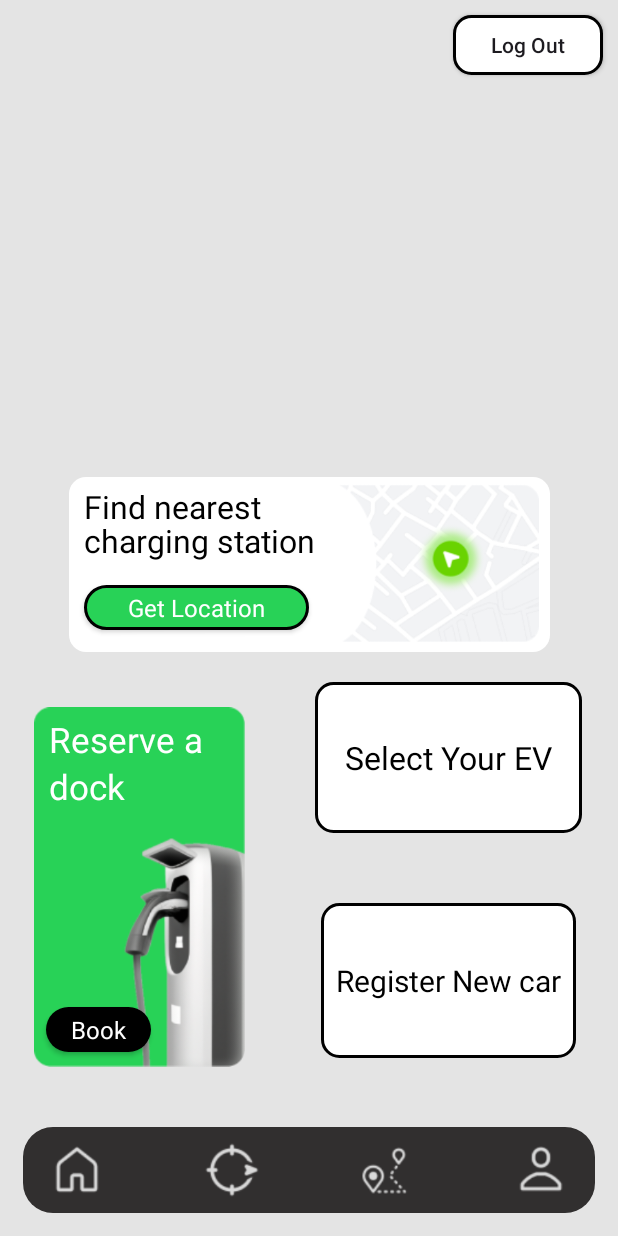
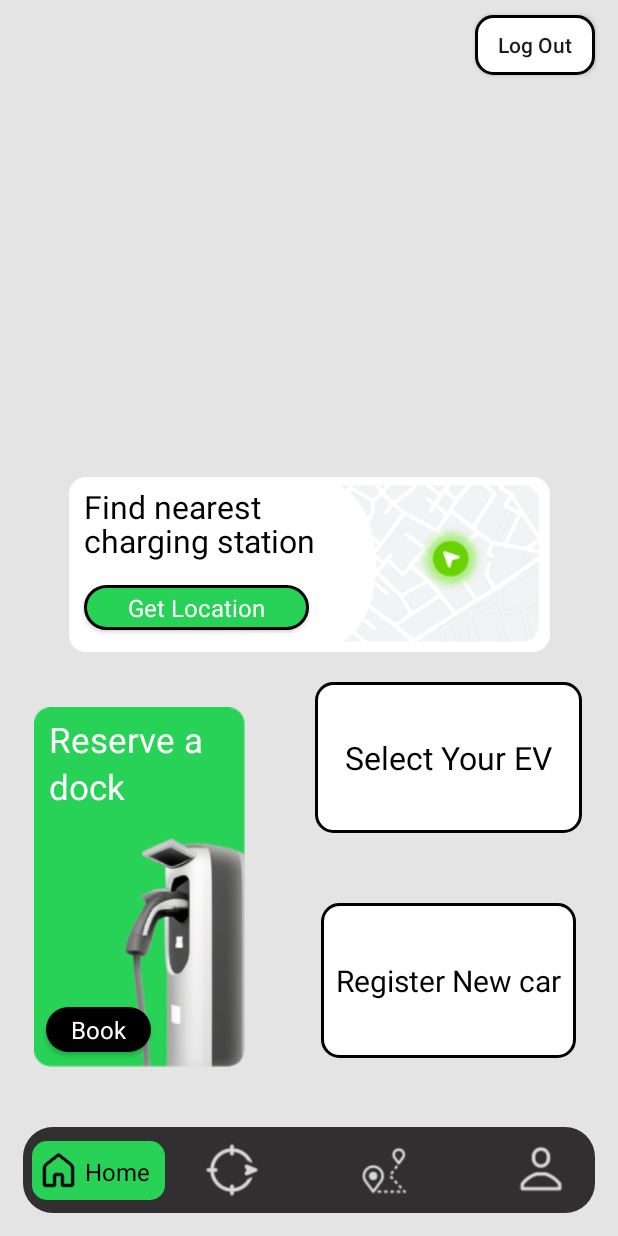
Before and after one commit to SwastikMethi/EV_Hub, an Android app: the screen it shows after launch once a user with an empty profile is signed in (Activity_HomePage), on a phone screen of 412 x 824 dp. Run offline under Robolectric (Android 15) with nearby library versions, the phone set to English and light mode, and no system bars; our stand-ins replace Firebase (no records; nobody signed in at launch, a user with empty details on screens opened directly); Roboto replaces fonts that are not available here.

Commit message:
Nav_bar slider added

```diff
--- a/app/src/main/java/com/example/ev_hub/Activity_HomePage.java
+++ b/app/src/main/java/com/example/ev_hub/Activity_HomePage.java
@@ -2,6 +2,7 @@ package com.example.ev_hub;
 
 import android.content.Intent;
 import android.os.Bundle;
+import android.text.Layout;
 import android.view.View;
 import android.widget.Button;
 import android.widget.ImageButton;
@@ -19,6 +20,7 @@ import com.google.firebase.auth.FirebaseUser;
 public class Activity_HomePage extends AppCompatActivity {
     FirebaseAuth auth;
     Button btn_logout;
+    View nearest_charging_station, reserve_dock, select_ev, register_car;
     FirebaseUser user;
 
     @Override
@@ -39,6 +41,7 @@ public class Activity_HomePage extends AppCompatActivity {
 
         auth = FirebaseAuth.getInstance();
         btn_logout = findViewById(R.id.log_out);
+        nearest_charging_station = findViewById(R.id.nearest_station_card);
         user = auth.getCurrentUser();
 
         btn_logout.setOnClickListener(new View.OnClickListener() {
@@ -50,5 +53,14 @@ public class Activity_HomePage extends AppCompatActivity {
                 startActivity(intent);
             }
         });
+
+        nearest_charging_station.setOnClickListener(view ->{
+            Intent intent = new Intent(Activity_HomePage.this, Activity_Map.class);
+            startActivity(intent);
+        });
+
+        findViewById(R.id.home_button).setVisibility(View.INVISIBLE);
+
+        findViewById(R.id.green_home_btn).setVisibility(View.VISIBLE);
     }
 }
--- a/app/src/main/java/com/example/ev_hub/Activity_LoginPage.java
+++ b/app/src/main/java/com/example/ev_hub/Activity_LoginPage.java
@@ -4,6 +4,7 @@ import android.content.Intent;
 import android.os.Bundle;
 import android.widget.ImageButton;
 import android.widget.TextView;
+import android.widget.Toast;
 
 import androidx.activity.EdgeToEdge;
 import androidx.appcompat.app.AppCompatActivity;
@@ -49,5 +50,10 @@ public class Activity_LoginPage extends AppCompatActivity {
             Intent intent = new Intent(Activity_LoginPage.this,Activity_Individual_register.class);
             startActivity(intent);
         } );
+
+        ImageButton company_user = findViewById(R.id.company_profile);
+        company_user.setOnClickListener(view ->{
+            Toast.makeText(this, "Currently in Progress", Toast.LENGTH_SHORT).show();
+        } );
     }
 }
--- a/app/src/main/java/com/example/ev_hub/Activity_Map.java
+++ b/app/src/main/java/com/example/ev_hub/Activity_Map.java
@@ -7,6 +7,7 @@ import android.location.Address;
 import android.location.Geocoder;
 import android.location.Location;
 import android.os.Bundle;
+import android.view.View;
 import android.widget.SearchView;
 import android.widget.Toast;
 
@@ -51,7 +52,10 @@ public class Activity_Map extends AppCompatActivity implements OnMapReadyCallbac
             Insets systemBars = insets.getInsets(WindowInsetsCompat.Type.systemBars());
             v.setPadding(systemBars.left, systemBars.top, systemBars.right, systemBars.bottom);
             return insets;
+
         });
+        findViewById(R.id.nav_button).setVisibility(View.INVISIBLE);
+        findViewById(R.id.green_nav_btn).setVisibility(View.VISIBLE);
 //        // searching in maps
         searchView = findViewById(R.id.search_view);
 
@@ -145,4 +149,5 @@ public class Activity_Map extends AppCompatActivity implements OnMapReadyCallbac
             }
         }
     }
+
 }
--- /dev/null
+++ b/app/src/main/res/drawable/button_05.xml
@@ -0,0 +1,9 @@
+<?xml version="1.0" encoding="utf-8"?>
+<selector xmlns:android="http://schemas.android.com/apk/res/android">
+<item>
+    <shape android:shape="rectangle">
+        <solid android:color="#28D257"/>
+        <corners android:radius="10dp"/>
+    </shape>
+</item>
+</selector>
--- a/app/src/main/res/layout/activity_home_page.xml
+++ b/app/src/main/res/layout/activity_home_page.xml
@@ -15,14 +15,15 @@
     />
   <androidx.appcompat.widget.AppCompatButton
       android:id="@+id/log_out"
-      android:layout_width="100dp"
+      android:layout_width="80dp"
       android:layout_height="40dp"
       android:text="Log Out"
       android:textAllCaps="false"
       android:background="@drawable/select_card"
       app:layout_constraintRight_toRightOf="parent"
       app:layout_constraintTop_toTopOf="parent"
-      android:layout_margin="10dp"
+      android:layout_marginRight="15dp"
+      android:layout_marginTop="10dp"
       />
 <!--  <ImageButton-->
 <!--      android:id="@+id/reserve_dock"-->
--- /dev/null
+++ b/app/src/main/res/layout/home_btn.xml
@@ -0,0 +1,41 @@
+<?xml version="1.0" encoding="utf-8"?>
+<androidx.constraintlayout.widget.ConstraintLayout xmlns:android="http://schemas.android.com/apk/res/android"
+    android:layout_width="wrap_content"
+    android:layout_height="wrap_content"
+    xmlns:app="http://schemas.android.com/apk/res-auto"
+    android:background="@drawable/button_05">
+
+    <ImageView
+        android:id="@+id/home"
+        android:layout_width="27dp"
+        android:layout_height="27dp"
+        android:src="@drawable/nav_home"
+        android:background="?attr/selectableItemBackgroundBorderless"
+        app:layout_constraintTop_toTopOf="parent"
+        app:layout_constraintBottom_toBottomOf="parent"
+        app:layout_constraintLeft_toLeftOf="parent"
+        android:layout_marginLeft="4dp"
+        android:layout_marginTop="6dp"
+        android:layout_marginBottom="6dp"
+
+        />
+
+    <TextView
+        android:id="@+id/home_text"
+        android:layout_width="wrap_content"
+        android:layout_height="wrap_content"
+        android:text="Home"
+        android:textColor="@color/black"
+        app:layout_constraintBottom_toBottomOf="parent"
+        app:layout_constraintTop_toTopOf="parent"
+        app:layout_constraintLeft_toRightOf="@id/home"
+        app:layout_constraintRight_toRightOf="parent"
+        android:textSize="16dp"
+        android:layout_marginRight="10dp"
+        android:layout_marginTop="6dp"
+        android:layout_marginBottom="5dp"
+        android:layout_marginLeft="4dp"
+        />
+
+
+</androidx.constraintlayout.widget.ConstraintLayout>
--- a/app/src/main/res/layout/nav_bar.xml
+++ b/app/src/main/res/layout/nav_bar.xml
@@ -11,6 +11,51 @@
     android:layout_marginBottom="15dp"
     android:layout_marginRight="15dp"
     android:layout_marginLeft="15dp">
+
+    <include
+        android:layout_width="wrap_content"
+        android:layout_height="wrap_content"
+        android:id="@+id/green_home_btn"
+        layout="@layout/home_btn"
+        app:layout_constraintTop_toTopOf="parent"
+        app:layout_constraintBottom_toBottomOf="parent"
+        app:layout_constraintLeft_toLeftOf="parent"
+        android:layout_marginLeft="4dp"
+        android:visibility="invisible"
+        />
+    <include
+        android:layout_width="wrap_content"
+        android:layout_height="wrap_content"
+        android:id="@+id/green_nav_btn"
+        layout="@layout/navigation_btn"
+        app:layout_constraintTop_toTopOf="parent"
+        app:layout_constraintBottom_toBottomOf="parent"
+        app:layout_constraintLeft_toRightOf="@id/green_home_btn"
+        app:layout_constraintRight_toLeftOf="@id/green_route_btn"
+        android:visibility="invisible"
+        />
+    <include
+        android:layout_width="wrap_content"
+        android:layout_height="wrap_content"
+        android:id="@+id/green_route_btn"
+        layout="@layout/route_btn"
+        app:layout_constraintTop_toTopOf="parent"
+        app:layout_constraintBottom_toBottomOf="parent"
+        app:layout_constraintLeft_toRightOf="@id/green_nav_btn"
+        app:layout_constraintRight_toLeftOf="@id/green_user_btn"
+        android:visibility="invisible"
+        />
+    <include
+        android:layout_width="wrap_content"
+        android:layout_height="wrap_content"
+        android:id="@+id/green_user_btn"
+        layout="@layout/user_btn"
+        app:layout_constraintTop_toTopOf="parent"
+        app:layout_constraintBottom_toBottomOf="parent"
+        app:layout_constraintRight_toRightOf="parent"
+        android:layout_marginRight="4dp"
+        android:visibility="invisible"
+        />
 
     <ImageButton
         android:id="@+id/home_button"
@@ -70,59 +115,6 @@
         app:layout_constraintRight_toRightOf="parent"
         android:padding="4dp"
         android:layout_marginRight="7dp"
-
         />
 
-
-    <TextView
-        android:id="@+id/home_text"
-        android:layout_width="wrap_content"
-        android:layout_height="wrap_content"
-        android:text="Home"
-        android:textColor="@color/white"
-        app:layout_constraintLeft_toRightOf="@id/home_button"
-        app:layout_constraintBottom_toBottomOf="parent"
-        app:layout_constraintTop_toTopOf="parent"
-        android:textSize="18dp"
-        android:visibility="invisible"
-        />
-
-    <TextView
-        android:layout_width="wrap_content"
-        android:layout_height="wrap_content"
-        android:text="Maps"
-        android:textColor="@color/white"
-        app:layout_constraintLeft_toRightOf="@id/nav_button"
-        app:layout_constraintBottom_toBottomOf="parent"
-        app:layout_constraintTop_toTopOf="parent"
-        android:textSize="18dp"
-        android:visibility="invisible"
-        />
-
-    <TextView
-        android:layout_width="wrap_content"
-        android:layout_height="wrap_content"
-        android:text="Trip"
-        android:textColor="@color/white"
-        app:layout_constraintLeft_toRightOf="@id/route_button"
-        app:layout_constraintBottom_toBottomOf="parent"
-        app:layout_constraintTop_toTopOf="parent"
-        android:textSize="18dp"
-        android:visibility="invisible"
-        />
-
-    <TextView
-        android:layout_width="wrap_content"
-        android:layout_height="wrap_content"
-        android:text="Profile"
-        android:textColor="@color/white"
-        app:layout_constraintLeft_toRightOf="@id/user_button"
-        app:layout_constraintBottom_toBottomOf="parent"
-        app:layout_constraintTop_toTopOf="parent"
-        android:textSize="18dp"
-        android:visibility="invisible"
-        />
-
-
-
 </androidx.constraintlayout.widget.ConstraintLayout>
```
Also changed, not shown: app/src/main/java/com/example/ev_hub/Activity_Individual_login.java (+0 -13 lines), app/src/main/res/layout/activity_individual_login.xml (+2 -12 lines), app/src/main/res/layout/navigation_btn.xml (added, +39 -0 lines), app/src/main/res/layout/route_btn.xml (added, +39 -0 lines), app/src/main/res/layout/user_btn.xml (added, +38 -0 lines), app/src/main/res/drawable/nav_home.png (added), app/src/main/res/drawable/nav_navigate.png (added), app/src/main/res/drawable/nav_route.png (added), app/src/main/res/drawable/nav_user.png (added).
